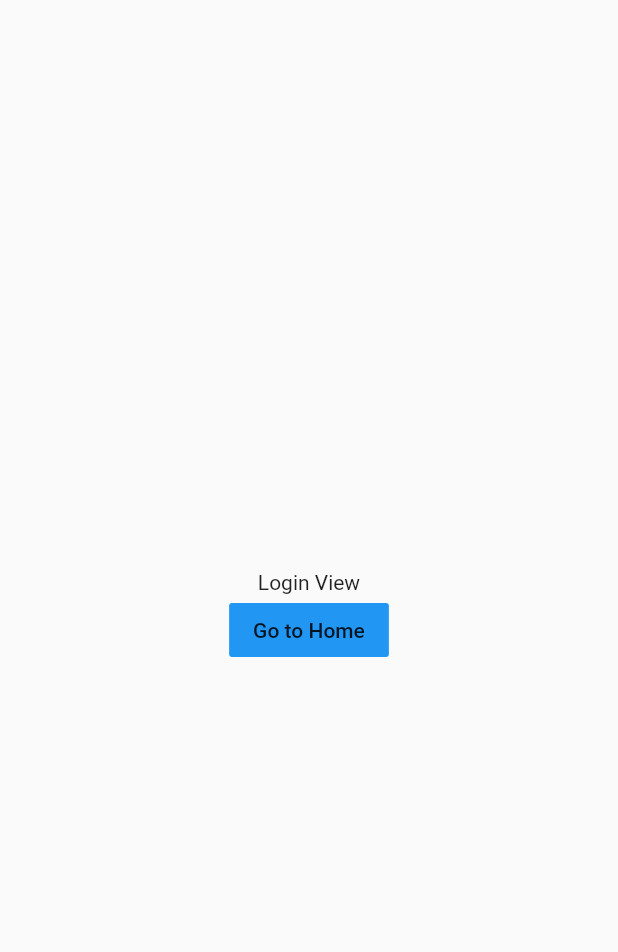
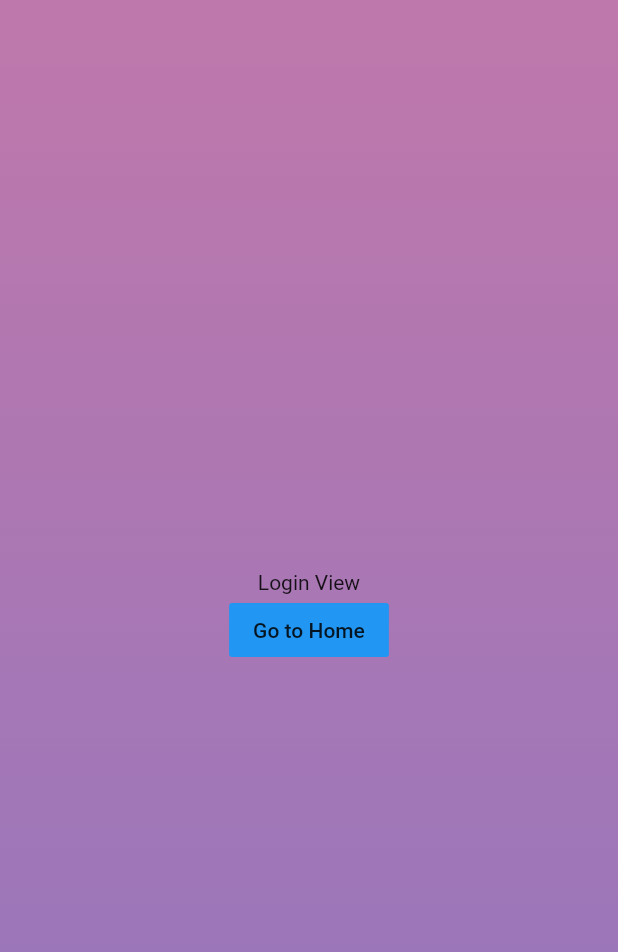
Before and after one commit to leedh2004/Stride, a Flutter app: the screen it shows after launch, on a phone screen of 412 x 824 dp. Shown: the top 952 px of the screen. Run offline on Flutter 3.47's test engine with Material 2 defaults, Android fonts, the phone set to English and light mode, and no system bars; our stand-ins replace font_awesome_flutter.

Commit message:
로그인뷰 Gradient 추가

```diff
--- a/frontend/lib/ui/shared/app_colors.dart
+++ b/frontend/lib/ui/shared/app_colors.dart
@@ -1,3 +1,5 @@
 import 'package:flutter/material.dart';
 
 const Color backgroundColor = Color.fromRGBO(145, 118, 190, 1);
+
+const Color gradientStart = Color.fromRGBO(191, 120, 171, 1);
--- a/frontend/lib/ui/views/login_view.dart
+++ b/frontend/lib/ui/views/login_view.dart
@@ -1,11 +1,18 @@
 import 'package:flutter/material.dart';
 import 'package:frontend/core/constants/app_constants.dart';
+import 'package:frontend/ui/shared/app_colors.dart';
 
 class LoginView extends StatelessWidget {
   @override
   Widget build(BuildContext context) {
     return Scaffold(
-      body: Center(
+      body: Container(
+        decoration: BoxDecoration(
+            gradient: LinearGradient(
+                begin: Alignment.topCenter,
+                end: Alignment.bottomCenter,
+                colors: [gradientStart, backgroundColor])),
+        child: Center(
             child: Column(
           mainAxisAlignment: MainAxisAlignment.center,
           children: <Widget>[
@@ -18,6 +25,7 @@ class LoginView extends StatelessWidget {
                 child: Text('Go to Home'))
           ],
         )),
+      ),
     );
   }
 }
```
Also changed, not shown: 1 other file. Lines whose indentation alone changed are shown as unchanged.
